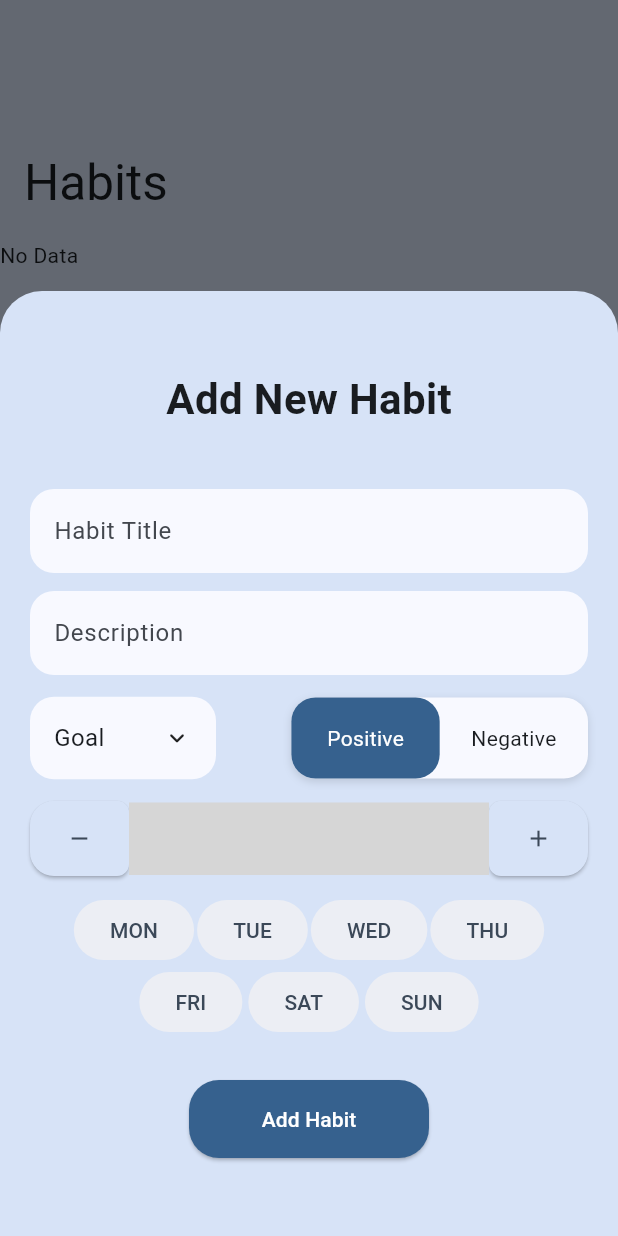
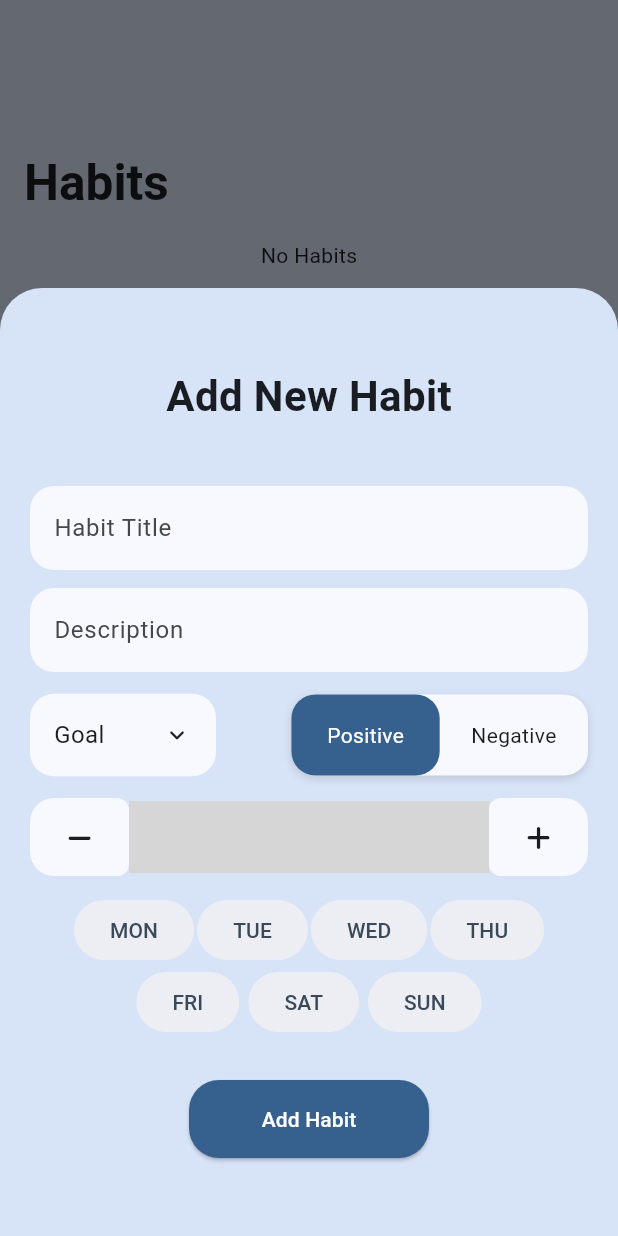
Before and after one commit to sahil-ingle/niyama, a Flutter app: the screen it shows after launch, item 2 of the bottom bar chosen, after a tap on the "add" icon, on a phone screen of 412 x 824 dp. Run offline on Flutter 3.47's test engine with Material 3 defaults, Android fonts, the light colour scheme and no system bars; drawn by our look-alikes of animated_custom_dropdown, flutter_toggle_tab; our stand-ins replace flutter_heatmap_calendar, hive, hive_flutter, icons_plus, percent_indicator, table_calendar; missing offline and left inert: time_picker_spinner_pop_up; accounts and stored records are empty; grey boxes are pictures that could not be loaded.

Commit message:
improved ui

```diff
--- a/lib/navigation_page.dart
+++ b/lib/navigation_page.dart
@@ -4,7 +4,7 @@ import 'package:niyama/pages/habit_page.dart';
 import 'package:niyama/pages/home_page.dart';
 import 'package:niyama/pages/settings_page.dart';
 import 'package:niyama/pages/to_do_page.dart';
-import 'package:niyama/widgets/habit_add_sheet.dart';
+import 'package:niyama/pages/habit_add_sheet.dart';
 import 'package:niyama/widgets/my_nav_bar.dart';
 import 'package:niyama/widgets/my_text_field.dart';
 
--- a/lib/widgets/habit_add_sheet.dart
+++ b/lib/pages/habit_add_sheet.dart
@@ -1,9 +1,11 @@
 import 'package:flutter/cupertino.dart';
 import 'package:flutter/material.dart';
+import 'package:icons_plus/icons_plus.dart';
 import 'package:niyama/models/habit.dart';
 import 'package:niyama/widgets/my_drop_down.dart';
 import 'package:niyama/widgets/my_filled_btn.dart';
 import 'package:niyama/widgets/my_text_field.dart';
+import 'package:niyama/widgets/my_time_update_btn.dart';
 import 'package:niyama/widgets/my_toggle.dart';
 import 'package:time_picker_spinner_pop_up/time_picker_spinner_pop_up.dart';
 
@@ -47,8 +49,9 @@ class _HabitAddSheetState extends State<HabitAddSheet> {
       showDialog(
         context: context,
         builder: (context) => AlertDialog(
-          title: Text("Please enter all the data"),
-          content: Text("put all the data"),
+          title: Text("Empty Fields"),
+          content: Text("Please fill in all the fields."),
+
           actions: [
             TextButton(
               onPressed: () {
@@ -96,6 +99,7 @@ class _HabitAddSheetState extends State<HabitAddSheet> {
 
   @override
   Widget build(BuildContext context) {
+    final isDarkMode = Theme.of(context).brightness == Brightness.dark;
     return GestureDetector(
       behavior: HitTestBehavior
           .translucent, // ensures taps on empty space are detected
@@ -165,22 +169,14 @@ class _HabitAddSheetState extends State<HabitAddSheet> {
           SizedBox(height: 12),
 
           Row(
-            mainAxisAlignment: MainAxisAlignment.spaceBetween,
+            mainAxisAlignment: MainAxisAlignment.start,
             children: [
-              FilledButton(
-                onPressed: () {
+              MyTimeUpdateBtn(
+                onChanged: () {
                   setState(() {
                     _timePicked = _timePicked.subtract(Duration(minutes: 15));
                   });
                 },
-
-                style: FilledButton.styleFrom(
-                  backgroundColor: Theme.of(
-                    context,
-                  ).colorScheme.secondaryContainer,
-                  iconColor: Theme.of(context).colorScheme.onSecondaryContainer,
-                  elevation: 1,
-
                 shape: RoundedRectangleBorder(
                   borderRadius: BorderRadiusGeometry.only(
                     topRight: Radius.circular(8),
@@ -189,11 +185,7 @@ class _HabitAddSheetState extends State<HabitAddSheet> {
                     topLeft: Radius.circular(16),
                   ),
                 ),
-                ),
-                child: Padding(
-                  padding: const EdgeInsets.symmetric(vertical: 16),
-                  child: Icon(Icons.remove),
-                ),
+                icon: FontAwesome.minus_solid,
               ),
 
               Expanded(
@@ -209,20 +201,25 @@ class _HabitAddSheetState extends State<HabitAddSheet> {
 
                   timeWidgetBuilder: (dateTime) {
                     return SizedBox(
-                      height: 65,
+                      height: 69,
+
                       child: Card(
-                        color: Theme.of(context).colorScheme.secondaryContainer,
-                        elevation: 1,
+                        color: isDarkMode
+                            ? Theme.of(context).colorScheme.secondaryContainer
+                            : Theme.of(context).colorScheme.surface,
+                        elevation: 0,
                         shape: RoundedRectangleBorder(
                           borderRadius: BorderRadiusGeometry.circular(8),
                         ),
                         child: Center(
                           child: Text(
-                            '${_timePicked.hour.toString()} Hr ${_timePicked.minute.toString()} Min',
+                            '${_timePicked.hour.toString()} Hour ${_timePicked.minute.toString()} Min',
                             style: TextStyle(
-                              color: Theme.of(
+                              color: isDarkMode
+                                  ? Theme.of(
                                       context,
-                              ).colorScheme.onSecondaryContainer,
+                                    ).colorScheme.onSecondaryContainer
+                                  : Theme.of(context).colorScheme.onSurface,
                             ),
                           ),
                         ),
@@ -232,19 +229,12 @@ class _HabitAddSheetState extends State<HabitAddSheet> {
                 ),
               ),
 
-              FilledButton(
-                onPressed: () {
+              MyTimeUpdateBtn(
+                onChanged: () {
                   setState(() {
                     _timePicked = _timePicked.add(Duration(minutes: 15));
                   });
                 },
-
-                style: FilledButton.styleFrom(
-                  backgroundColor: Theme.of(
-                    context,
-                  ).colorScheme.secondaryContainer,
-                  iconColor: Theme.of(context).colorScheme.onSecondaryContainer,
-                  elevation: 1,
                 shape: RoundedRectangleBorder(
                   borderRadius: BorderRadiusGeometry.only(
                     topRight: Radius.circular(16),
@@ -253,11 +243,7 @@ class _HabitAddSheetState extends State<HabitAddSheet> {
                     topLeft: Radius.circular(8),
                   ),
                 ),
-                ),
-                child: Padding(
-                  padding: const EdgeInsets.symmetric(vertical: 16),
-                  child: Icon(Icons.add),
-                ),
+                icon: FontAwesome.plus_solid,
               ),
             ],
           ),
@@ -303,13 +289,13 @@ class _HabitAddSheetState extends State<HabitAddSheet> {
                 isSelected: _selectedDaysMap["FRI"]!,
                 day: "FRI",
               ),
-              SizedBox(width: 4),
+              SizedBox(width: 6),
               MyFilledBtn(
                 onTap: () => onFilledBtnTap("SAT"),
                 isSelected: _selectedDaysMap["SAT"]!,
                 day: "SAT",
               ),
-              SizedBox(width: 4),
+              SizedBox(width: 6),
               MyFilledBtn(
                 onTap: () => onFilledBtnTap("SUN"),
                 isSelected: _selectedDaysMap["SUN"]!,
--- a/lib/pages/habit_page.dart
+++ b/lib/pages/habit_page.dart
@@ -131,7 +131,10 @@ class _HabitPageState extends State<HabitPage> {
           flexibleSpace: FlexibleSpaceBar(
             title: Text(
               "Habits",
-              style: TextStyle(color: Theme.of(context).colorScheme.onSurface),
+              style: TextStyle(
+                color: Theme.of(context).colorScheme.onSurface,
+                fontWeight: FontWeight.bold,
+              ),
             ),
             titlePadding: EdgeInsets.only(left: 16, bottom: 16),
           ),
@@ -141,7 +144,9 @@ class _HabitPageState extends State<HabitPage> {
           valueListenable: boxHabit.listenable(),
           builder: (context, boxHabit, widget) {
             if (boxHabit.length <= 0) {
-              return SliverList.list(children: [Text("No Data")]);
+              return SliverList.list(
+                children: [Center(child: Text("No Habits"))],
+              );
             } else {
               return SliverList.builder(
                 itemCount: boxHabit.length,
--- a/lib/pages/home_page.dart
+++ b/lib/pages/home_page.dart
@@ -100,6 +100,7 @@ class HomePage extends StatelessWidget {
                   name,
                   style: TextStyle(
                     color: Theme.of(context).colorScheme.onSurface,
+                    fontWeight: FontWeight.bold,
                   ),
                 );
               },
--- /dev/null
+++ b/lib/widgets/my_time_update_btn.dart
@@ -0,0 +1,43 @@
+import 'package:flutter/material.dart';
+
+class MyTimeUpdateBtn extends StatefulWidget {
+  const MyTimeUpdateBtn({
+    required this.shape,
+    required this.onChanged,
+    required this.icon,
+    super.key,
+  });
+
+  final Function() onChanged;
+  final OutlinedBorder shape;
+  final IconData icon;
+
+  @override
+  State<MyTimeUpdateBtn> createState() => _MyTimeUpdateBtnState();
+}
+
+class _MyTimeUpdateBtnState extends State<MyTimeUpdateBtn> {
+  @override
+  Widget build(BuildContext context) {
+    final isDarkMode = Theme.of(context).brightness == Brightness.dark;
+    return FilledButton(
+      onPressed: widget.onChanged,
+
+      style: FilledButton.styleFrom(
+        backgroundColor: isDarkMode
+            ? Theme.of(context).colorScheme.secondaryContainer
+            : Theme.of(context).colorScheme.surface,
+        iconColor: isDarkMode
+            ? Theme.of(context).colorScheme.onSecondaryContainer
+            : Theme.of(context).colorScheme.onSurface,
+        elevation: 0,
+
+        shape: widget.shape,
+      ),
+      child: Padding(
+        padding: const EdgeInsets.symmetric(vertical: 17),
+        child: Icon(widget.icon),
+      ),
+    );
+  }
+}
```
Also changed, not shown: lib/pages/settings_page.dart (+11 -4 lines), lib/pages/to_do_page.dart (+7 -2 lines). Lines whose indentation alone changed are shown as unchanged.
